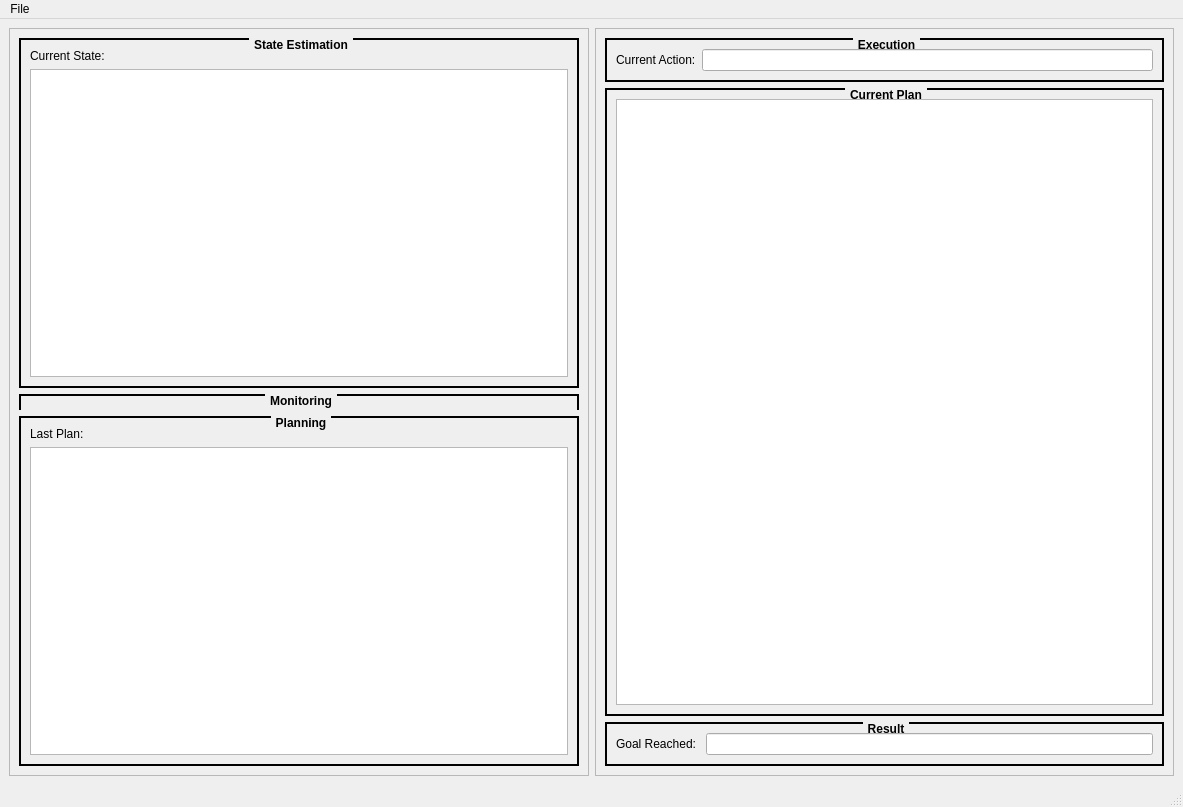
Before: the Qt Designer form continual_planning_monitor/src/ContinualPlanningMonitorWindow.ui in dornhege/tfd_modules, drawn with Qt 5.
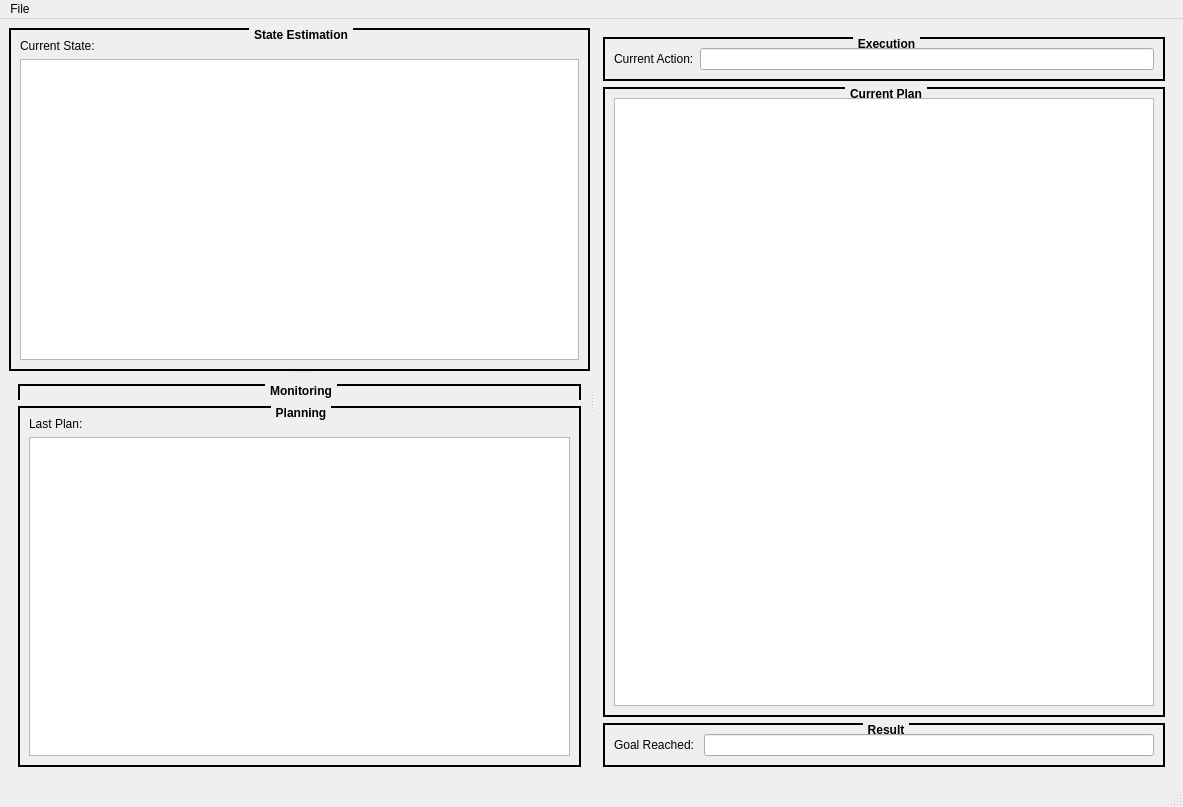
After: the same form once the commit is applied.

Commit message: continual_planning_monitor using a splitter based layout

```diff
--- a/continual_planning_monitor/src/ContinualPlanningMonitorWindow.ui
+++ b/continual_planning_monitor/src/ContinualPlanningMonitorWindow.ui
@@ -56,17 +56,16 @@
 }</string>
   </property>
   <widget class="QWidget" name="centralwidget">
-   <layout class="QHBoxLayout" name="horizontalLayout_3">
+   <layout class="QVBoxLayout" name="verticalLayout_5">
     <item>
-     <widget class="QFrame" name="frame">
-      <property name="frameShape">
-       <enum>QFrame::StyledPanel</enum>
+     <widget class="QSplitter" name="splitter_2">
+      <property name="orientation">
+       <enum>Qt::Horizontal</enum>
       </property>
-      <property name="frameShadow">
-       <enum>QFrame::Raised</enum>
-      </property>
-      <layout class="QVBoxLayout" name="verticalLayout_4">
-       <item>
+      <widget class="QSplitter" name="splitter">
+       <property name="orientation">
+        <enum>Qt::Vertical</enum>
+       </property>
         <widget class="QGroupBox" name="stateEstimationGrp">
          <property name="title">
           <string>State Estimation</string>
@@ -101,7 +100,14 @@
           </item>
          </layout>
         </widget>
-       </item>
+       <widget class="QFrame" name="frame">
+        <property name="frameShape">
+         <enum>QFrame::NoFrame</enum>
+        </property>
+        <property name="frameShadow">
+         <enum>QFrame::Raised</enum>
+        </property>
+        <layout class="QVBoxLayout" name="verticalLayout_4">
        <item>
         <widget class="QGroupBox" name="monitoringGrp">
          <property name="styleSheet">
@@ -143,16 +149,15 @@
        </item>
       </layout>
      </widget>
-    </item>
-    <item>
+      </widget>
      <widget class="QFrame" name="frame_2">
       <property name="frameShape">
-       <enum>QFrame::StyledPanel</enum>
+        <enum>QFrame::NoFrame</enum>
       </property>
       <property name="frameShadow">
        <enum>QFrame::Raised</enum>
       </property>
-      <layout class="QVBoxLayout" name="verticalLayout_5">
+       <layout class="QVBoxLayout" name="verticalLayout_6">
        <item>
         <widget class="QGroupBox" name="executionGrp">
          <property name="title">
@@ -216,6 +221,7 @@
         </widget>
        </item>
       </layout>
+      </widget>
      </widget>
     </item>
    </layout>
```
Lines whose indentation alone changed are shown as unchanged. The commit also changes 1 other file.
